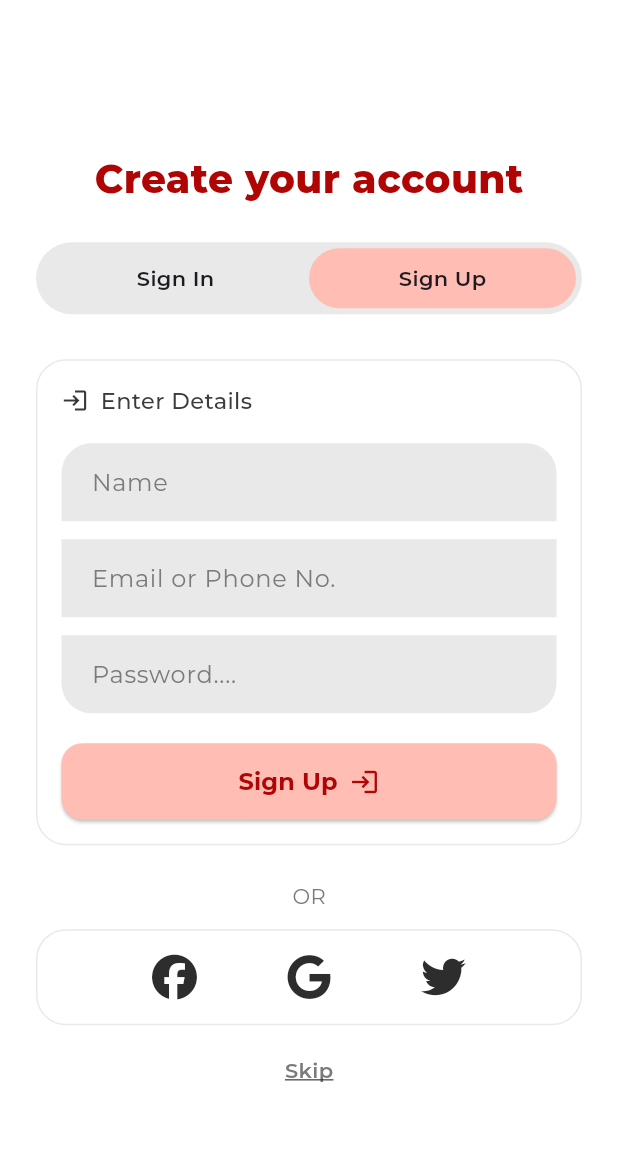
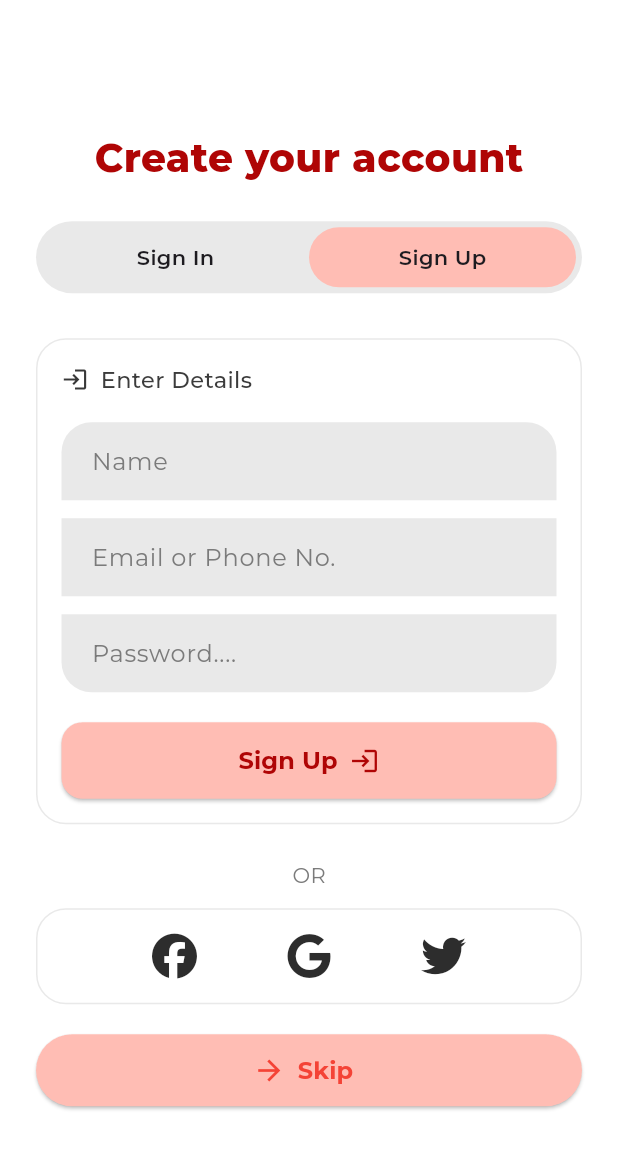
Before and after one commit to SarthakPadwal/Refuel-App, a Flutter app: the screen it shows after launch, after a tap on "SIGN UP", on a phone screen of 412 x 824 dp. Shown: the top 1149 px of the screen. Run offline on Flutter 3.47's test engine with Material 3 defaults, Android fonts, the light colour scheme and no system bars; our stand-ins replace dotted_line, font_awesome_flutter, geocoding, geolocator, google_maps_flutter, shared_preferences; missing offline and left inert: google_maps_webservice.

Commit message:
Added a Skip button in the signup and signin page so that it can directly navigate to the Home page without authentication

```diff
--- a/lib/main.dart
+++ b/lib/main.dart
@@ -1,6 +1,5 @@
 import 'package:flutter/material.dart';
 import 'package:font_awesome_flutter/font_awesome_flutter.dart';
-import 'package:http/http.dart' as http;
 import 'dart:async';
 import 'screens/home_screen.dart';
 import 'screens/map_screen.dart';
@@ -206,7 +205,6 @@ class OnboardingScreen extends StatelessWidget {
     );
   }
 }
-
 // ----------------------------
 // 3. Auth Screen (Updated with API integration)
 // ----------------------------
@@ -289,6 +287,7 @@ class _AuthScreenState extends State<AuthScreen> {
       setState(() => _isLoading = false);
     }
   }
+
   @override
   Widget build(BuildContext context) {
     return Scaffold(
@@ -321,19 +320,29 @@ Widget build(BuildContext context) {
                 const Text("OR", style: TextStyle(color: Color(0xFF7B7B7B))),
                 const SizedBox(height: 12),
                 buildSocialIcons(),
-
-              // ✅ New "Skip" link added here
                 const SizedBox(height: 20),
-              GestureDetector(
-                onTap: () {
+                // SKIP Button (Updated color)
+                SizedBox(
+                  width: double.infinity,
+                  height: 48,
+                  child: ElevatedButton.icon(
+                    style: ElevatedButton.styleFrom(
+                      backgroundColor: const Color.fromARGB(255, 255, 189, 180),
+                      shape: RoundedRectangleBorder(
+                        borderRadius: BorderRadius.circular(30),
+                      ),
+                    ),
+                    onPressed: () {
                       Navigator.pushReplacementNamed(context, '/home');
                     },
-                child: const Text(
-                  "Skip",
+                    icon: const Icon(Icons.arrow_forward, color: Colors.red, size: 22),
+                    label: const Text(
+                      'Skip',
                       style: TextStyle(
-                    color: Color(0xFF7B7B7B),
-                    fontWeight: FontWeight.w600,
-                    decoration: TextDecoration.underline,
+                        color: Colors.red,
+                        fontWeight: FontWeight.bold,
+                        fontSize: 16,
+                      ),
                     ),
                   ),
                 ),
@@ -344,6 +353,7 @@ Widget build(BuildContext context) {
       ),
     );
   }
+
 
   Widget buildToggleTabs() {
     return Container(
@@ -605,4 +615,5 @@ Widget build(BuildContext context) {
       ),
     );
   }
+
 }
--- a/lib/screens/home_screen.dart
+++ b/lib/screens/home_screen.dart
@@ -165,10 +165,10 @@ class _HomeScreenState extends State<HomeScreen> {
             distance: distance,
             rating: place.rating?.toDouble(),
             crowd: crowdLevel,
-            imageUrl: (place.photos != null && place.photos!.isNotEmpty)
+            imageUrl: (place.photos.isNotEmpty)
                 ? "https://maps.googleapis.com/maps/api/place/photo"
                 "?maxwidth=400"
-                "&photoreference=${place.photos!.first.photoReference}"
+                "&photoreference=${place.photos.first.photoReference}"
                 "&key=$_apiKey"
                 : 'assets/images/station.jpg',
             status: "Open Now",
--- a/lib/screens/map_screen.dart
+++ b/lib/screens/map_screen.dart
@@ -195,10 +195,10 @@ class _MapScreenState extends State<MapScreen> {
               distance: distance,
               rating: place.rating?.toDouble(),
               crowd: crowdLevel,
-              imageUrl: (place.photos != null && place.photos!.isNotEmpty)
+              imageUrl: (place.photos.isNotEmpty)
                   ? "https://maps.googleapis.com/maps/api/place/photo"
                   "?maxwidth=400"
-                  "&photoreference=${place.photos!.first.photoReference}"
+                  "&photoreference=${place.photos.first.photoReference}"
                   "&key=$_apiKey"
                   : 'assets/images/station.jpg',
               status: "Open Now",
--- a/lib/screens/search_screen.dart
+++ b/lib/screens/search_screen.dart
@@ -184,7 +184,7 @@ class _SearchAndFilterScreenState extends State<SearchAndFilterScreen> {
                                     children: [
                                       const Icon(Icons.star, color: Colors.orange, size: 16),
                                       const SizedBox(width: 2),
-                                      Text("${pump.rating!.toStringAsFixed(1)}", style: const TextStyle(fontSize: 13)),
+                                      Text(pump.rating!.toStringAsFixed(1), style: const TextStyle(fontSize: 13)),
                                     ],
                                   ),
                               ],
```
Lines whose indentation alone changed are shown as unchanged.
